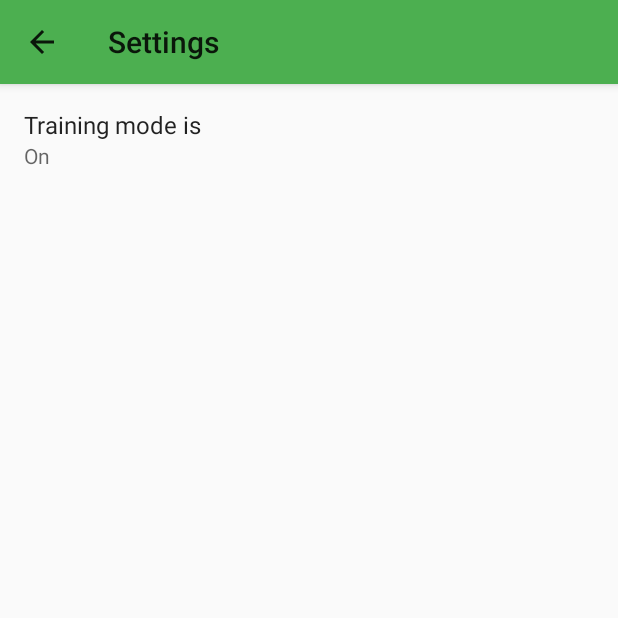
After one commit to daubejb/prediction2, an Android app: the SettingsActivity screen opened directly, with no data from a screen before it, on a phone screen of 412 x 824 dp, the top half of it. The commit adds this screen. Run offline under Robolectric (Android 15) with nearby library versions, the phone set to English and light mode, and no system bars.

Commit message:
add settings menu, add instructions menu, add training mode setting as well

```diff
--- /dev/null
+++ b/app/src/main/java/com/daubedesign/prediction2/PrefFragment.java
@@ -0,0 +1,66 @@
+package com.daubedesign.prediction2;
+
+import android.content.SharedPreferences;
+import android.os.Bundle;
+import android.preference.ListPreference;
+import android.preference.Preference;
+import android.preference.PreferenceFragment;
+import android.preference.PreferenceManager;
+
+import edu.cmu.pocketsphinx.demo.R;
+
+/**
+ * Created by root on 10/7/16.
+ */
+
+public class PrefFragment extends PreferenceFragment implements SharedPreferences.OnSharedPreferenceChangeListener {
+    SharedPreferences sharedPreferences;
+    @Override
+    public void onCreate(Bundle savedInstanceState) {
+        super.onCreate(savedInstanceState);
+        //add xml
+        addPreferencesFromResource(R.xml.preferences);
+
+        sharedPreferences = PreferenceManager.getDefaultSharedPreferences(getActivity());
+
+        onSharedPreferenceChanged(sharedPreferences, "pref_training");
+
+    }
+
+    @Override
+    public void onResume() {
+        super.onResume();
+        //unregister the preferenceChange listener
+        getPreferenceScreen().getSharedPreferences()
+                .registerOnSharedPreferenceChangeListener(this);
+    }
+
+    public void onSharedPreferenceChanged(SharedPreferences sharedPreferences, String key) {
+        Preference preference = findPreference(key);
+
+        if (preference instanceof ListPreference) {
+            ListPreference listPreference = (ListPreference) preference;
+            int prefIndex = listPreference.findIndexOfValue(sharedPreferences.getString(key, ""));
+            if (prefIndex >= 0) {
+                preference.setSummary(listPreference.getEntries()[prefIndex]);
+            }
+        } else {
+            preference.setSummary(sharedPreferences.getString(key, ""));
+        }
+    }
+
+
+    @Override
+    public void onPause() {
+        super.onPause();
+        //unregister the preference change listener
+        getPreferenceScreen().getSharedPreferences()
+                .unregisterOnSharedPreferenceChangeListener(this);
+    }
+
+    @Override
+    public void onDestroy() {
+        super.onDestroy();
+
+    }
+}
--- /dev/null
+++ b/app/src/main/java/com/daubedesign/prediction2/SettingsActivity.java
@@ -0,0 +1,53 @@
+package com.daubedesign.prediction2;
+
+import android.app.FragmentManager;
+import android.preference.PreferenceManager;
+import android.support.v4.app.NavUtils;
+import android.support.v7.app.AppCompatActivity;
+import android.os.Bundle;
+import android.support.v7.widget.Toolbar;
+import android.view.MenuItem;
+
+import edu.cmu.pocketsphinx.demo.R;
+
+public class SettingsActivity extends AppCompatActivity {
+
+    @Override
+    protected void onCreate(Bundle savedInstanceState) {
+
+        if (PreferenceManager.getDefaultSharedPreferences(this).getString("pref_darkness","entryValues").equals("Dark")) {
+            setTheme(R.style.AppThemeDark);
+        }
+        super.onCreate(savedInstanceState);
+        setContentView(R.layout.activity_settings);
+        Toolbar settingsToolbar = (Toolbar) findViewById(R.id.settings_toolbar);
+        setSupportActionBar(settingsToolbar);
+
+        getSupportActionBar().setDisplayHomeAsUpEnabled(true);
+
+        PrefFragment prefFragment = new PrefFragment();
+        FragmentManager fragmentManager = getFragmentManager();
+        android.app.FragmentTransaction fragmentTransaction = fragmentManager.beginTransaction();
+        fragmentTransaction.replace(R.id.settings_frame_layout, prefFragment);
+        fragmentTransaction.commit();
+
+
+    }
+
+    @Override
+    public boolean onOptionsItemSelected(MenuItem item) {
+        switch (item.getItemId()) {
+            // Respond to the action bar's Up/Home button
+            case android.R.id.home:
+                NavUtils.navigateUpFromSameTask(this);
+                return true;
+        }
+        return super.onOptionsItemSelected(item);
+    }
+
+    @Override
+    public void onBackPressed() {
+        super.onBackPressed();
+        NavUtils.navigateUpFromSameTask(this);
+    }
+}
--- /dev/null
+++ b/app/src/main/res/layout/activity_settings.xml
@@ -0,0 +1,26 @@
+<?xml version="1.0" encoding="utf-8"?>
+<LinearLayout xmlns:android="http://schemas.android.com/apk/res/android"
+    xmlns:tools="http://schemas.android.com/tools"
+    xmlns:app="http://schemas.android.com/apk/res-auto"
+    android:id="@+id/activity_settings"
+    android:layout_width="match_parent"
+    android:layout_height="match_parent"
+    tools:context="com.daubedesign.prediction2.SettingsActivity"
+    android:orientation="vertical">
+    <android.support.v7.widget.Toolbar
+        android:id="@+id/settings_toolbar"
+        android:layout_width="match_parent"
+        android:layout_height="?attr/actionBarSize"
+        android:background="?attr/colorPrimary"
+        android:elevation="4dp"
+        android:title="@string/settings_title"
+        android:theme="@style/ThemeOverlay.AppCompat.ActionBar"
+        app:popupTheme="@style/ThemeOverlay.AppCompat.Light"/>
+
+    <FrameLayout
+        android:layout_width="match_parent"
+        android:layout_height="wrap_content"
+        android:layout_gravity="center_horizontal"
+        android:id="@+id/settings_frame_layout"></FrameLayout>
+
+</LinearLayout>
--- /dev/null
+++ b/app/src/main/res/values/arrays.xml
@@ -0,0 +1,11 @@
+<?xml version="1.0" encoding="utf-8"?>
+<resources>
+    <string-array name="pref_training_entries">
+        <item>On</item>
+        <item>Off</item>
+    </string-array>
+    <string-array name="pref_training_values">
+        <item>On</item>
+        <item>Off</item>
+    </string-array>
+</resources>
--- a/app/src/main/res/values/strings.xml
+++ b/app/src/main/res/values/strings.xml
@@ -11,4 +11,13 @@
     <string name="select_card_activity_title">Select your prediction</string>
     <string name="reset_prediction_textViewText">RESET PREDICTION</string>
     <string name="reveal_prediction_buttonText">REVEAL PREDICTION</string>
+    <string name="pref_training_title">Training mode is</string>
+    <string name="pref_training_summary">On</string>
+    <string name="pref_training_default">On</string>
+    <string name="action_instructions">Instructions</string>
+    <string name="action_settings">Settings</string>
+    <string name="effectTextViewText">EFFECT</string>
+    <string name="effect_description_textViewText">TBD written soon</string>
+    <string name="instructions_title">Instructions</string>
+    <string name="settings_title">Settings</string>
 </resources>
--- /dev/null
+++ b/app/src/main/res/xml/preferences.xml
@@ -0,0 +1,11 @@
+<?xml version="1.0" encoding="utf-8"?>
+<PreferenceScreen xmlns:android="http://schemas.android.com/apk/res/android">
+    <ListPreference
+        android:key="pref_training"
+        android:title="@string/pref_training_title"
+        android:summary="@string/pref_training_summary"
+        android:dialogTitle="@string/pref_training_title"
+        android:entries="@array/pref_training_entries"
+        android:entryValues="@array/pref_training_values"
+        android:defaultValue="@string/pref_training_default" />
+</PreferenceScreen>
```
Also changed, not shown: app/src/main/AndroidManifest.xml (+20 -4 lines), app/src/main/java/com/daubedesign/prediction2/InstructionsActivity.java (added, +37 -0 lines), app/src/main/java/com/daubedesign/prediction2/Prediction2Activity.java (+28 -1 lines), app/src/main/res/layout/activity_instructions.xml (added, +55 -0 lines), app/src/main/res/menu/prediction_menu.xml (added, +12 -0 lines).
